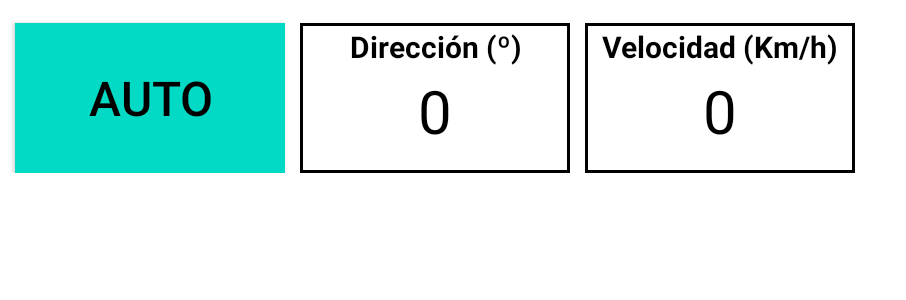
After one commit to LauraYG/AutoCarts, an Android app: the AutomaticControllActivity screen opened directly, with no data from a screen before it, on a phone screen of 824 x 412 dp (held sideways). The commit adds this screen. Shown: the top 300 px of the screen, without its empty margins (0-906 px from the left). Run offline under Robolectric (Android 15) with nearby library versions, the light colour scheme and no system bars.

Commit message:
add AutomaticControllActivity and ManualControllActivity

```diff
--- /dev/null
+++ b/app/src/main/java/com/example/lsi_app/AutomaticControllActivity.java
@@ -0,0 +1,14 @@
+package com.example.lsi_app;
+
+import android.os.Bundle;
+
+import androidx.appcompat.app.AppCompatActivity;
+
+public class AutomaticControllActivity extends AppCompatActivity {
+
+    @Override
+    protected void onCreate(Bundle savedInstanceState) {
+        super.onCreate(savedInstanceState);
+        setContentView(R.layout.activity_automatic_controll_layout);
+    }
+}
--- a/app/src/main/java/com/example/lsi_app/SplashActivity.java
+++ b/app/src/main/java/com/example/lsi_app/SplashActivity.java
@@ -12,7 +12,6 @@ public class SplashActivity extends AppCompatActivity {
     protected void onCreate(Bundle savedInstanceState) {
         super.onCreate(savedInstanceState);
         setContentView(R.layout.activity_splash_layout);
-        //setRequestedOrientation(ActivityInfo.SCREEN_ORIENTATION_LANDSCAPE);
 
         new Handler().postDelayed(new Runnable() {
             @Override
--- /dev/null
+++ b/app/src/main/res/drawable/bkg_rectangle_with_border.xml
@@ -0,0 +1,6 @@
+<?xml version="1.0" encoding="utf-8"?>
+<shape xmlns:android = "http://schemas.android.com/apk/res/android" android:shape="rectangle">
+    <solid android:color="@color/white"/>
+    <stroke android:color="@color/black"
+        android:width="2dp"/>
+</shape>
--- /dev/null
+++ b/app/src/main/res/layout/activity_automatic_controll_layout.xml
@@ -0,0 +1,93 @@
+<?xml version="1.0" encoding="utf-8"?>
+<RelativeLayout xmlns:android="http://schemas.android.com/apk/res/android"
+    xmlns:tools="http://schemas.android.com/tools"
+    android:layout_width="match_parent"
+    android:layout_height="match_parent"
+    tools:context=".AutomaticControllActivity"
+    android:background="@color/white">
+
+    <RelativeLayout
+        android:layout_width="match_parent"
+        android:layout_height="wrap_content"
+        android:id="@+id/first_automatic_relativelayout">
+
+        <Button
+            android:id="@+id/automatic_controll_button"
+            android:layout_width="180dp"
+            android:layout_height="100dp"
+            android:background="@color/colorAccent"
+            android:text="Auto"
+            android:layout_marginLeft="10dp"
+            android:layout_marginTop="15dp"
+            android:textColor="@color/black"
+            android:textSize="32dp">
+        </Button>
+
+        <RelativeLayout
+            android:id="@+id/direction_relativelayout"
+            android:layout_width="180dp"
+            android:layout_height="100dp"
+            android:layout_toEndOf="@id/automatic_controll_button"
+            android:layout_marginLeft="10dp"
+            android:layout_marginTop="15dp"
+            android:background="@drawable/bkg_rectangle_with_border">
+
+            <TextView
+                android:id="@+id/direction_title"
+                android:layout_width="match_parent"
+                android:layout_height="wrap_content"
+                android:layout_centerHorizontal="true"
+                android:text="Dirección (º)"
+                android:textColor="@color/black"
+                android:textStyle="bold"
+                android:gravity="center_horizontal"
+                android:layout_marginTop="2dp"
+                android:textSize="20dp">
+            </TextView>
+
+            <TextView
+                android:layout_width="wrap_content"
+                android:layout_height="wrap_content"
+                android:layout_centerHorizontal="true"
+                android:layout_marginTop="2dp"
+                android:text="0"
+                android:layout_below="@id/direction_title"
+                android:textColor="@color/black"
+                android:textSize="40dp">
+            </TextView>
+        </RelativeLayout>
+
+        <RelativeLayout
+            android:id="@+id/speed_relativelayout"
+            android:layout_width="180dp"
+            android:layout_height="100dp"
+            android:layout_toEndOf="@id/direction_relativelayout"
+            android:layout_marginLeft="10dp"
+            android:layout_marginTop="15dp"
+            android:background="@drawable/bkg_rectangle_with_border">
+
+            <TextView
+                android:id="@+id/speed_title"
+                android:layout_width="match_parent"
+                android:layout_height="wrap_content"
+                android:layout_marginTop="2dp"
+                android:gravity="center_horizontal"
+                android:text="Velocidad (Km/h)"
+                android:textColor="@color/black"
+                android:textStyle="bold"
+                android:textSize="20dp">
+            </TextView>
+
+            <TextView
+                android:layout_width="wrap_content"
+                android:layout_height="wrap_content"
+                android:layout_centerHorizontal="true"
+                android:text="0"
+                android:layout_below="@id/speed_title"
+                android:textColor="@color/black"
+                android:layout_marginTop="2dp"
+                android:textSize="40dp">
+            </TextView>
+        </RelativeLayout>
+    </RelativeLayout>
+</RelativeLayout>
```
Also changed, not shown: app/src/main/AndroidManifest.xml (+13 -4 lines), app/src/main/java/com/example/lsi_app/MainActivity.java (+40 -3 lines), app/src/main/java/com/example/lsi_app/ManualControllActivity.java (added, +14 -0 lines), app/src/main/res/font/machine_font.xml (added, +7 -0 lines), app/src/main/res/layout/activity_main.xml (+7 -7 lines), app/src/main/res/layout/activity_manual_controll_layout.xml (added, +8 -0 lines), app/src/main/res/mipmap-hdpi/mando_ps4.png (added).
